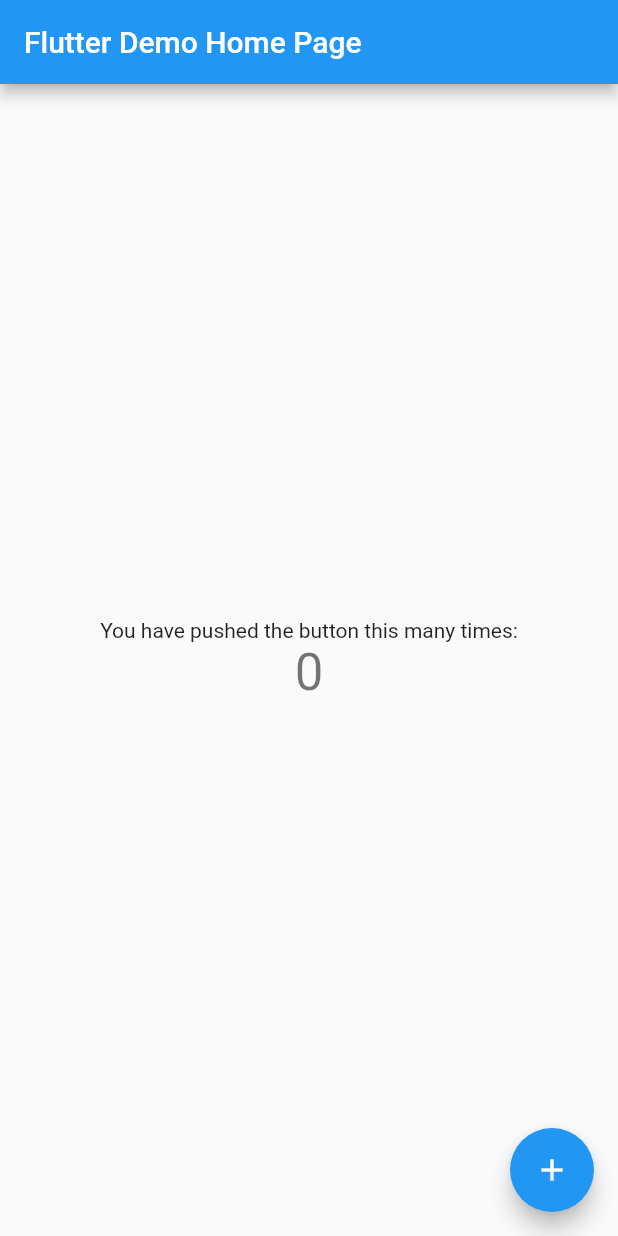
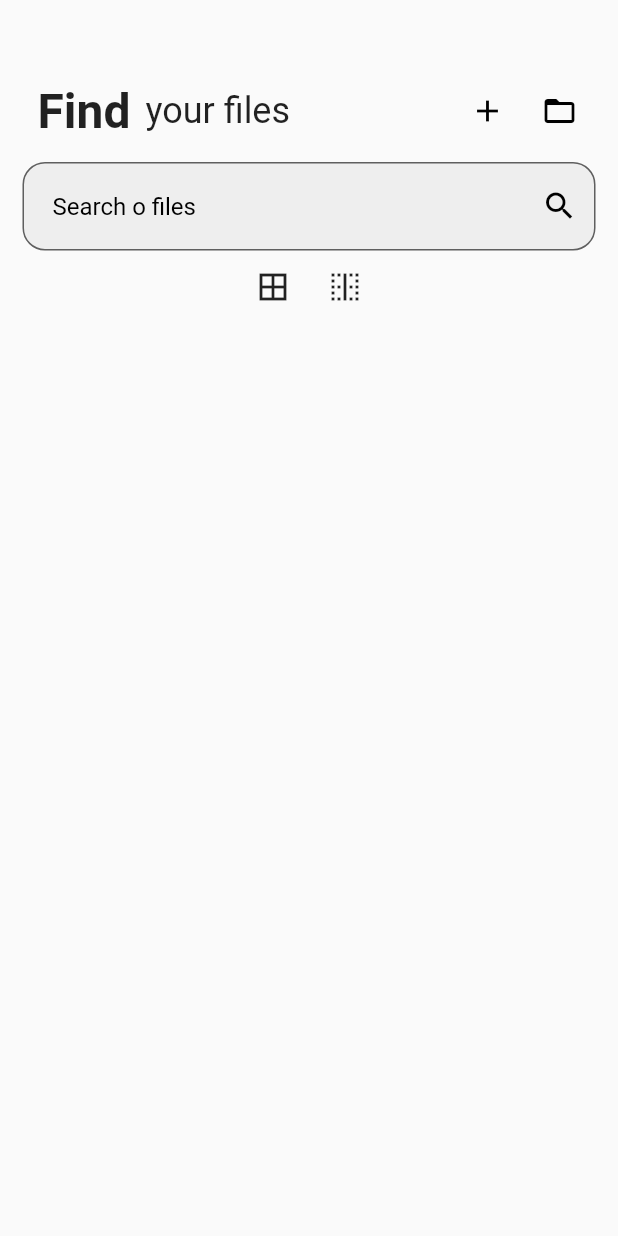
Before and after one commit to rafaelcarvalhocaetano/FindFiles, a Flutter app: the screen it shows after launch, on a phone screen of 412 x 824 dp. Run offline on Flutter 3.47's test engine with Material 2 defaults, Android fonts, the phone set to English and light mode, and no system bars.

Commit message:
Finished input

```diff
--- a/lib/main.dart
+++ b/lib/main.dart
@@ -1,3 +1,4 @@
+import 'package:flutter/cupertino.dart';
 import 'package:flutter/material.dart';
 
 void main() => runApp(MyApp());
@@ -6,106 +7,107 @@ class MyApp extends StatelessWidget {
   // This widget is the root of your application.
   @override
   Widget build(BuildContext context) {
-    return MaterialApp(
-      title: 'Flutter Demo',
-      theme: ThemeData(
-        // This is the theme of your application.
-        //
-        // Try running your application with "flutter run". You'll see the
-        // application has a blue toolbar. Then, without quitting the app, try
-        // changing the primarySwatch below to Colors.green and then invoke
-        // "hot reload" (press "r" in the console where you ran "flutter run",
-        // or simply save your changes to "hot reload" in a Flutter IDE).
-        // Notice that the counter didn't reset back to zero; the application
-        // is not restarted.
-        primarySwatch: Colors.blue,
-      ),
-      home: MyHomePage(title: 'Flutter Demo Home Page'),
+    return LayoutBuilder(
+      builder: (context, constrains) {
+        return OrientationBuilder(
+          builder: (context, orientation) {
+            return MaterialApp(
+              debugShowCheckedModeBanner: false,
+//      theme: ThemeData(
+//        primarySwatch: Colors.blue,
+//      ),
+              home: MyHomePage(),
+            );
+          },
+        );
+      },
     );
   }
 }
 
 class MyHomePage extends StatefulWidget {
-  MyHomePage({Key key, this.title}) : super(key: key);
-
-  // This widget is the home page of your application. It is stateful, meaning
-  // that it has a State object (defined below) that contains fields that affect
-  // how it looks.
-
-  // This class is the configuration for the state. It holds the values (in this
-  // case the title) provided by the parent (in this case the App widget) and
-  // used by the build method of the State. Fields in a Widget subclass are
-  // always marked "final".
-
-  final String title;
-
   @override
   _MyHomePageState createState() => _MyHomePageState();
 }
 
 class _MyHomePageState extends State<MyHomePage> {
-  int _counter = 0;
-
-  void _incrementCounter() {
-    setState(() {
-      // This call to setState tells the Flutter framework that something has
-      // changed in this State, which causes it to rerun the build method below
-      // so that the display can reflect the updated values. If we changed
-      // _counter without calling setState(), then the build method would not be
-      // called again, and so nothing would appear to happen.
-      _counter++;
-    });
-  }
 
   @override
   Widget build(BuildContext context) {
-    // This method is rerun every time setState is called, for instance as done
-    // by the _incrementCounter method above.
-    //
-    // The Flutter framework has been optimized to make rerunning build methods
-    // fast, so that you can just rebuild anything that needs updating rather
-    // than having to individually change instances of widgets.
     return Scaffold(
-      appBar: AppBar(
-        // Here we take the value from the MyHomePage object that was created by
-        // the App.build method, and use it to set our appbar title.
-        title: Text(widget.title),
-      ),
-      body: Center(
-        // Center is a layout widget. It takes a single child and positions it
-        // in the middle of the parent.
+//      appBar: AppBar(
+//        backgroundColor: Colors.white,
+//        title: Text('Test'),
+//      ),
+      body: Padding(
+        padding: const EdgeInsets.only(left: 15.0, right: 15.0),
         child: Column(
-          // Column is also a layout widget. It takes a list of children and
-          // arranges them vertically. By default, it sizes itself to fit its
-          // children horizontally, and tries to be as tall as its parent.
-          //
-          // Invoke "debug painting" (press "p" in the console, choose the
-          // "Toggle Debug Paint" action from the Flutter Inspector in Android
-          // Studio, or the "Toggle Debug Paint" command in Visual Studio Code)
-          // to see the wireframe for each widget.
-          //
-          // Column has various properties to control how it sizes itself and
-          // how it positions its children. Here we use mainAxisAlignment to
-          // center the children vertically; the main axis here is the vertical
-          // axis because Columns are vertical (the cross axis would be
-          // horizontal).
-          mainAxisAlignment: MainAxisAlignment.center,
           children: <Widget>[
-            Text(
-              'You have pushed the button this many times:',
+            Padding(
+              padding: const EdgeInsets.only(left: 10.0, top: 50.0),
+              child: Row(
+                children: <Widget>[
+                  Text('Find', style: TextStyle(
+                    fontSize: 32,
+                    fontWeight: FontWeight.bold
+                  ),),
+                  SizedBox(width: 10,),
+                  Text('your files', style: TextStyle(
+                      fontWeight: FontWeight.w400,
+                      fontSize: 24
+                  ),),
+                  Spacer(),
+                  IconButton(
+                    icon: Icon(
+                      Icons.add,
+                      color: Colors.black,
+                    ),
+                    onPressed: () { print('A1'); },
+                  ),
+                  IconButton(
+                    icon: Icon(
+                      Icons.folder_open,
+                      color: Colors.black,
+                    ),
+                    onPressed: () { print('A2'); },
+                  ),
+                ],
+              ),
             ),
-            Text(
-              '$_counter',
-              style: Theme.of(context).textTheme.display1,
+            SizedBox(height: 10,),
+            Container(
+              child: TextField(
+                decoration: InputDecoration(
+                  hintText: 'Search o files',
+                  hintStyle: TextStyle(color: Colors.black),
+                  contentPadding: EdgeInsets.all(20),
+                  focusedBorder: OutlineInputBorder(
+                    borderRadius: BorderRadius.all(Radius.circular(15.0)),
+                    borderSide: BorderSide(color: Colors.grey[200], width: 1),
+                  ),
+                  border: OutlineInputBorder(
+                    borderRadius: BorderRadius.all(Radius.circular(15.0)),
+                    borderSide: BorderSide(color: Colors.grey[200], width: 1),
+                  ),
+//                  errorBorder: InputBorder.none,
+//                  disabledBorder: InputBorder.none,
+                  filled: true,
+                  fillColor: Colors.grey[200],
+                  suffixIcon: Icon(Icons.search, color: Colors.black,),
+                ),
+              ),
             ),
+            Row(
+              mainAxisAlignment: MainAxisAlignment.center,
+              children: <Widget>[
+                IconButton(icon: Icon(Icons.border_all), onPressed: () { print('BORDER 1 '); }, ),
+                IconButton(icon: Icon(Icons.border_vertical), onPressed: () { print('BORDER 1 '); }, ),
+              ],
+            ),
+
           ],
         ),
       ),
-      floatingActionButton: FloatingActionButton(
-        onPressed: _incrementCounter,
-        tooltip: 'Increment',
-        child: Icon(Icons.add),
-      ), // This trailing comma makes auto-formatting nicer for build methods.
     );
   }
 }
```
Also changed, not shown: assets/layout1.jpeg (added), assets/layout2.jpeg (added), 1 other file.
